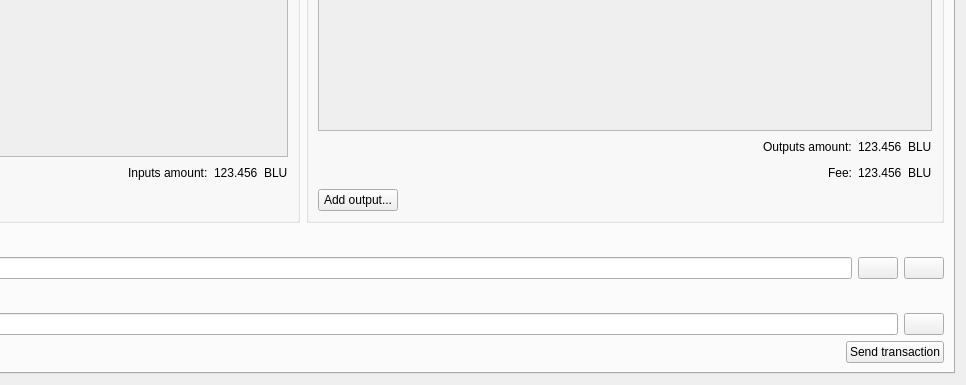
grantcoin/grantcoin-new, file src/qt/forms/multisigdialog.ui: the form before one commit; both pictures show x 361 to 1327 and y 210 to 595 of the 1327 by 595 pixel window.
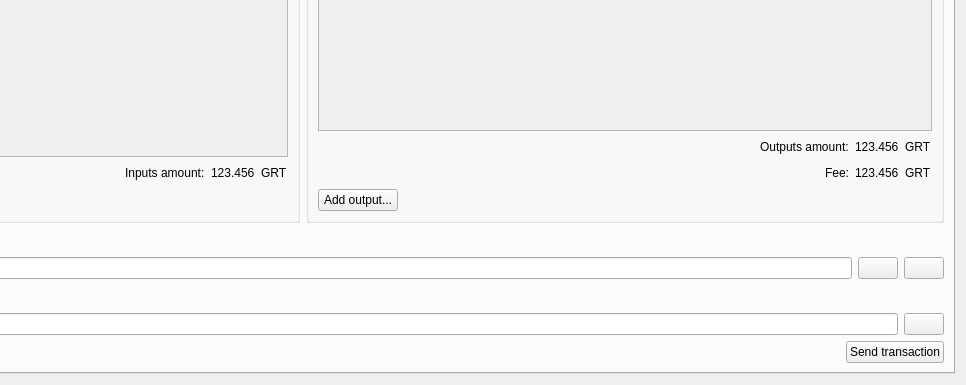
The form after the commit. The open tabs and pages were chosen to show the change. Icons and pictures are not drawn.

Commit message: change BLU to GRT

```diff
--- a/src/qt/forms/multisigdialog.ui
+++ b/src/qt/forms/multisigdialog.ui
@@ -399,7 +399,7 @@
                 <item>
                  <widget class="QLabel" name="label">
                   <property name="text">
-                   <string>BLU</string>
+                   <string>GRT</string>
                   </property>
                  </widget>
                 </item>
@@ -518,7 +518,7 @@
                 <item>
                  <widget class="QLabel" name="label_2">
                   <property name="text">
-                   <string>BLU</string>
+                   <string>GRT</string>
                   </property>
                  </widget>
                 </item>
@@ -556,7 +556,7 @@
                 <item>
                  <widget class="QLabel" name="label_3">
                   <property name="text">
-                   <string>BLU</string>
+                   <string>GRT</string>
                   </property>
                  </widget>
                 </item>
```
